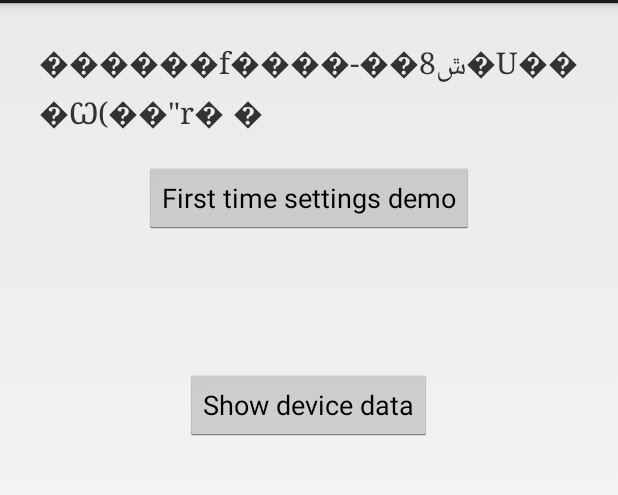
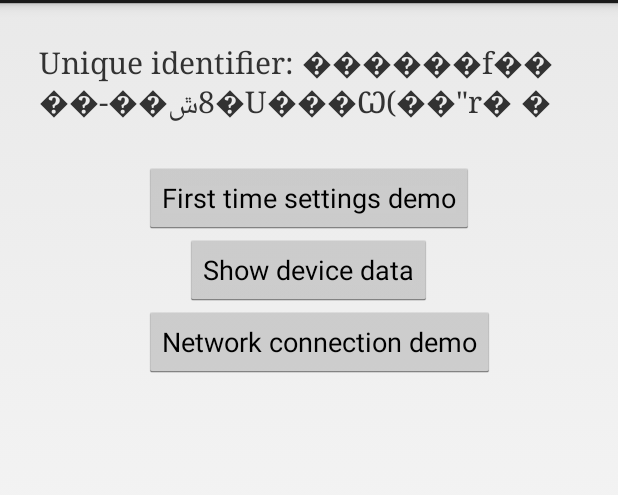
Before and after one commit to TeamWhat/what-stored-in-a-mobile-device-android, an Android app: the screen it shows after launch (MainScreen), on a phone screen of 412 x 824 dp, the part 69-564 px from its top. Run offline under Robolectric (Android 15) with nearby library versions, the phone set to English and light mode, and no system bars.

Commit message:
Started implementing HttpPostHandler

```diff
--- a/app/build.gradle
+++ b/app/build.gradle
@@ -32,4 +32,5 @@ dependencies {
     compile 'org.mockito:mockito-core:1.9.5'
     compile 'com.google.dexmaker:dexmaker-mockito:1.1'
     compile 'com.google.dexmaker:dexmaker:1.1'
+    compile files('libs/volley.jar')
 }
--- a/app/src/main/java/fi/hiit/whatisstoredinamobiledevice/ui/activities/MainScreen.java
+++ b/app/src/main/java/fi/hiit/whatisstoredinamobiledevice/ui/activities/MainScreen.java
@@ -7,6 +7,8 @@ import android.view.Menu;
 import android.view.MenuItem;
 import android.view.View;
 import android.widget.TextView;
+
+import com.android.volley.toolbox.Volley;
 
 import fi.hiit.whatisstoredinamobiledevice.R;
 import fi.hiit.whatisstoredinamobiledevice.data_handling.UniqueIdentifier;
@@ -19,7 +21,7 @@ public class MainScreen extends Activity {
         super.onCreate(savedInstanceState);
         setContentView(R.layout.activity_main_screen);
         TextView t = (TextView)findViewById(R.id.uid);
-        t.setText(new UniqueIdentifier(this).identifier());
+        t.setText("Unique identifier: "+new UniqueIdentifier(this).identifier());
     }
 
 
@@ -34,7 +36,7 @@ public class MainScreen extends Activity {
     public boolean onOptionsItemSelected(MenuItem item) {
         // Handle action bar item clicks here. The action bar will
         // automatically handle clicks on the Home/Up button, so long
-        // as you specify a parent activity in AndroidManifest.xml.wwwwwwwwwwwwwwwwwwwww
+        // as you specify a parent activity in AndroidManifest.xml
         int id = item.getItemId();
         Intent selectedMenuOptionIntent = new Intent(this, SettingsActivity.class);
         startActivity(selectedMenuOptionIntent);
@@ -50,4 +52,9 @@ public class MainScreen extends Activity {
         Intent intent = new Intent(this, DeviceData.class);
         startActivity(intent);
     }
+
+    public void openNetworkConnectionDemo(View view) {
+        Intent intent = new Intent(this, NetworkConnection.class);
+        startActivity(intent);
+    }
 }
--- a/app/src/main/res/layout/activity_main_screen.xml
+++ b/app/src/main/res/layout/activity_main_screen.xml
@@ -12,21 +12,21 @@
     <Button
         android:layout_width="wrap_content"
         android:layout_height="wrap_content"
-        android:text="@string/QuestionnaireButton"
-        android:id="@+id/startQuestionsButton"
+        android:text="@string/questionnaire_button"
+        android:id="@+id/start_questions_button"
         android:layout_alignParentTop="true"
         android:layout_centerHorizontal="true"
         android:onClick="openQuestions"
         android:layout_marginTop="90dp" />
+
     <Button
         android:layout_width="wrap_content"
         android:layout_height="wrap_content"
-        android:text="@string/DeviceDataButton"
-        android:id="@+id/openDeviceData"
-        android:layout_centerHorizontal="true"
-        android:layout_below="@id/startQuestionsButton"
+        android:text="@string/device_data_button"
+        android:id="@+id/open_device_data"
         android:onClick="openDeviceData"
-        android:layout_marginTop="90dp" />
+        android:layout_below="@+id/start_questions_button"
+        android:layout_centerHorizontal="true" />
 
     <TextView
         android:layout_width="fill_parent"
@@ -43,4 +43,13 @@
         android:textSize="20sp"
         />
 
+    <Button
+        android:layout_width="wrap_content"
+        android:layout_height="wrap_content"
+        android:text="@string/network_connection_demo_button"
+        android:id="@+id/open_network_connection_demo"
+        android:onClick="openNetworkConnectionDemo"
+        android:layout_below="@+id/open_device_data"
+        android:layout_alignLeft="@+id/start_questions_button"
+        android:layout_alignStart="@+id/start_questions_button" />
 </RelativeLayout>
--- a/app/src/main/res/values/strings.xml
+++ b/app/src/main/res/values/strings.xml
@@ -1,56 +1,49 @@
 <?xml version="1.0" encoding="utf-8"?>
 <resources>
+
     <string name="app_name">What is stored in a mobile device</string>
     <string name="title_activity_main_screen">What is stored in a mobile device</string>
     <string name="action_settings">Settings</string>
-    <string name="QuestionnaireButton">First time settings demo</string>
+    <string name="questionnaire_button">First time settings demo</string>
     <string name="title_activity_questions">Questions</string>
-
     <string name="welcome_screen_gender">What is your gender?</string>
     <string name="welcome_screen_age">How old are you?</string>
     <string name="welcome_screen_message">Welcome to the app version 0.1</string>
-
     <string name="title_activity_settings">Settings</string>
     <string name="settings_gender_title">Gender</string>
     <string name="settings_user_info_title">Personal Information</string>
     <string name="settings_country_title">Country</string>
-
     <string name="gender_female">Female</string>
     <string name="gender_male">Male</string>
-
     <string name="gender_female_value">female</string>
     <string name="gender_male_value">male</string>
-
     <string name="settings_age_title">Age</string>
-
     <string name="settings_data_sending_title">Data sending</string>
     <string name="settings_data_sending_frequency_title">Data sending frequency</string>
-
     <string name="age_group_under18">Under 18</string>
     <string name="age_group_18to25">18–25</string>
     <string name="age_group_25to35">25–35</string>
     <string name="age_group_over35">Over 35</string>
-
     <string name="age_group_under18_value">1</string>
     <string name="age_group_18to25_value">2</string>
     <string name="age_group_25to35_value">3</string>
     <string name="age_group_over35_value">4</string>
-
     <string name="frequency_daily">Daily</string>
     <string name="frequency_weekly">Weekly</string>
     <string name="frequency_monthly">Monthly</string>
-
     <string name="frequency_daily_value">1</string>
     <string name="frequency_weekly_value">2</string>
     <string name="frequency_monthly_value">3</string>
-
     <string name="settings_enable_data_sending_title">Send anonymous data for research periodically</string>
     <string name="skip_button">Skip</string>
-    <string name="DeviceDataButton">Show device data</string>
+    <string name="device_data_button">Show device data</string>
     <string name="title_activity_device_data">Device Data</string>
     <string name="loading_text_during_collection">Collecting data...</string>
-
     <string name="empty_string"></string>
-
+    <string name="title_activity_network_connection">NetworkConnection</string>
+    <string name="hello_world">Hello world!</string>
+    <string name="network_connection_demo_button">Network connection demo</string>
+    <string name="POST_message_hint_text">Write POST message here</string>
+    <string name="post_button">Post</string>
 
 </resources>
```
Also changed, not shown: app/src/main/AndroidManifest.xml (+9 -4 lines), app/src/main/java/fi/hiit/whatisstoredinamobiledevice/network/HttpPostHandler.java (added, +67 -0 lines), app/src/main/java/fi/hiit/whatisstoredinamobiledevice/ui/activities/NetworkConnection.java (added, +60 -0 lines), app/src/main/res/layout/activity_network_connection.xml (added, +35 -0 lines), app/src/main/res/menu/network_connection.xml (added, +8 -0 lines), app/libs/volley.jar (added), 1 other file.
